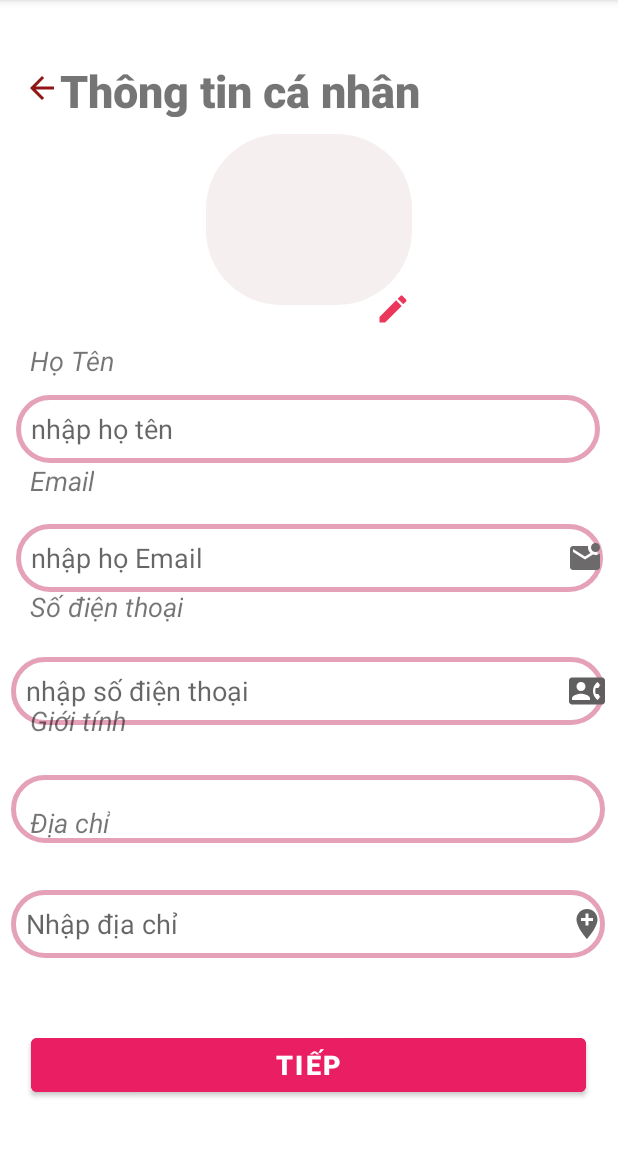
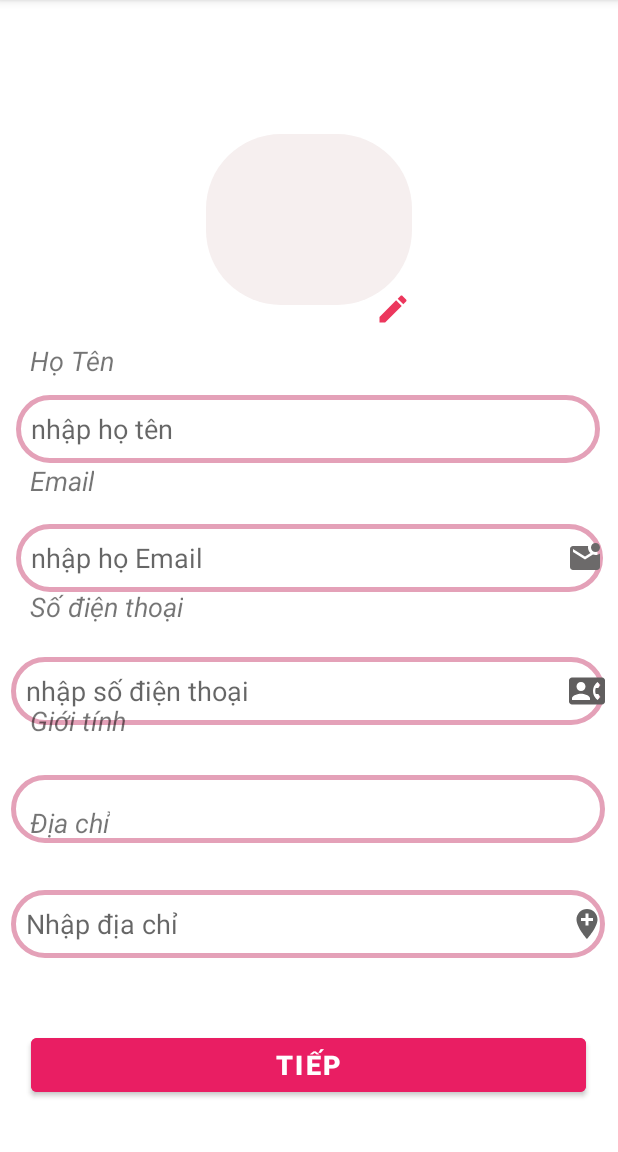
Before and after one commit to truongcongbao/giaodientotnghiep, an Android app: the FillYourProfile screen opened directly, with no data from a screen before it, on a phone screen of 412 x 824 dp, the part 84-1236 px from its top. Run offline under Robolectric (Android 15) with nearby library versions, the phone set to English and light mode, and no system bars.

Commit message:
updatelan1

```diff
--- a/app/src/main/res/layout/activity_fill_your_profile.xml
+++ b/app/src/main/res/layout/activity_fill_your_profile.xml
@@ -7,20 +7,7 @@
     tools:context=".FillYourProfile">
 
 
-    <TextView
-        android:id="@+id/profile"
-        android:layout_width="355dp"
-        android:layout_height="38dp"
-        android:layout_marginTop="40dp"
-        android:drawableLeft="@drawable/arrow"
-        android:fontFamily="sans-serif-black"
-        android:text="Thông tin cá nhân"
-        android:textSize="30sp"
-        android:textStyle="bold"
-        app:layout_constraintHorizontal_bias="0.285"
-        app:layout_constraintLeft_toLeftOf="parent"
-        app:layout_constraintRight_toRightOf="parent"
-        app:layout_constraintTop_toTopOf="parent" />
+
 
     <TextView
         android:id="@+id/name"
```
